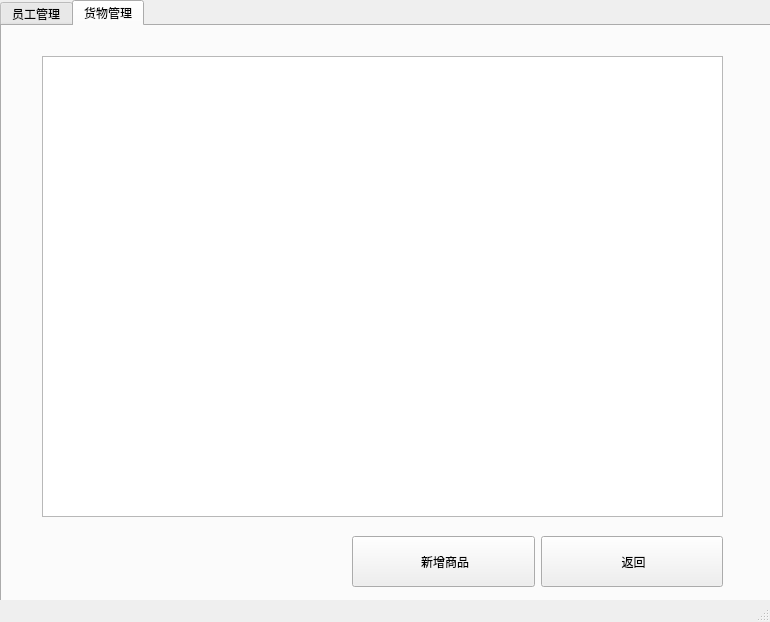
This is item/Supermarket_management_system/manager_operation.ui in hewei-bit/QT-Learing as Qt 5 draws it before an edit. The edited form follows.
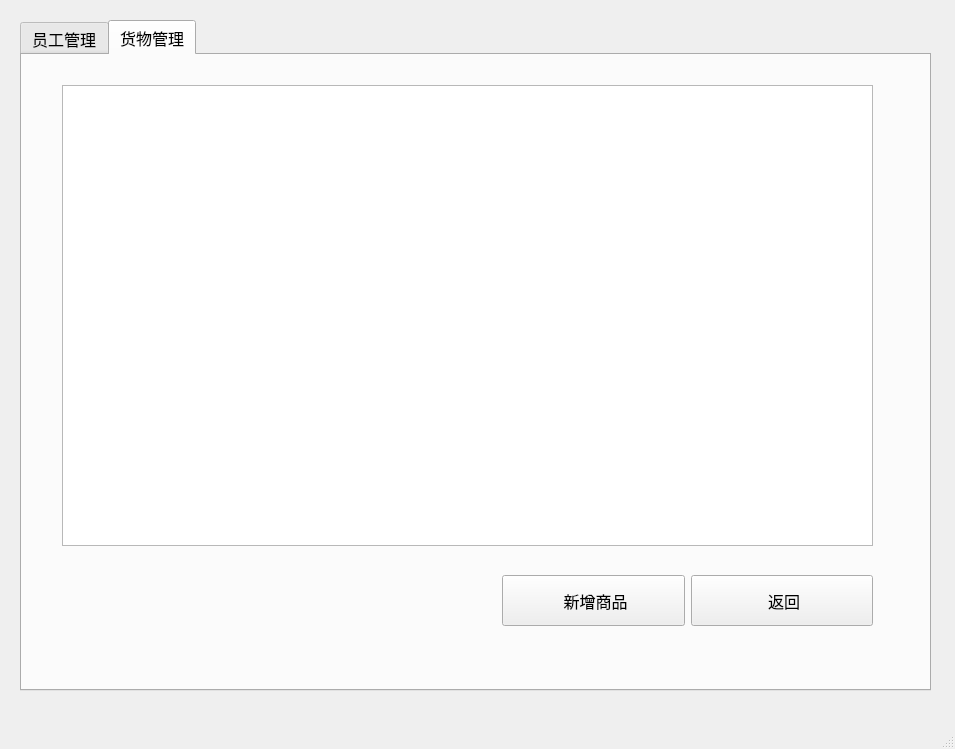
This is the edited form. The open tabs and pages were chosen to show the change. Icons and pictures are not drawn.

Patch:
```diff
--- a/item/Supermarket_management_system/manager_operation.ui
+++ b/item/Supermarket_management_system/manager_operation.ui
@@ -6,23 +6,66 @@
    <rect>
     <x>0</x>
     <y>0</y>
-    <width>770</width>
-    <height>622</height>
+    <width>955</width>
+    <height>749</height>
    </rect>
   </property>
+  <property name="font">
+   <font>
+    <family>微软雅黑</family>
+    <pointsize>12</pointsize>
+   </font>
+  </property>
   <property name="windowTitle">
    <string>MainWindow</string>
   </property>
   <widget class="QWidget" name="centralwidget">
+   <widget class="QWidget" name="">
+    <property name="geometry">
+     <rect>
+      <x>0</x>
+      <y>0</y>
+      <width>951</width>
+      <height>711</height>
+     </rect>
+    </property>
+    <layout class="QVBoxLayout" name="verticalLayout">
+     <item>
+      <spacer name="verticalSpacer_2">
+       <property name="orientation">
+        <enum>Qt::Vertical</enum>
+       </property>
+       <property name="sizeType">
+        <enum>QSizePolicy::Fixed</enum>
+       </property>
+       <property name="sizeHint" stdset="0">
+        <size>
+         <width>20</width>
+         <height>20</height>
+        </size>
+       </property>
+      </spacer>
+     </item>
+     <item>
+      <layout class="QHBoxLayout" name="horizontalLayout_3">
+       <item>
+        <spacer name="horizontalSpacer">
+         <property name="orientation">
+          <enum>Qt::Horizontal</enum>
+         </property>
+         <property name="sizeType">
+          <enum>QSizePolicy::Minimum</enum>
+         </property>
+         <property name="sizeHint" stdset="0">
+          <size>
+           <width>20</width>
+           <height>20</height>
+          </size>
+         </property>
+        </spacer>
+       </item>
+       <item>
    <widget class="QTabWidget" name="tabWidget">
-    <property name="geometry">
-     <rect>
-      <x>0</x>
-      <y>0</y>
-      <width>771</width>
-      <height>621</height>
-     </rect>
-    </property>
     <property name="whatsThis">
      <string/>
     </property>
@@ -116,7 +159,7 @@
        <rect>
         <x>40</x>
         <y>30</y>
-        <width>681</width>
+             <width>811</width>
         <height>461</height>
        </rect>
       </property>
@@ -124,8 +167,8 @@
      <widget class="QWidget" name="horizontalLayoutWidget_2">
       <property name="geometry">
        <rect>
-        <x>350</x>
-        <y>510</y>
+             <x>480</x>
+             <y>520</y>
         <width>371</width>
         <height>51</height>
        </rect>
@@ -161,6 +204,43 @@
      </widget>
     </widget>
    </widget>
+       </item>
+       <item>
+        <spacer name="horizontalSpacer_2">
+         <property name="orientation">
+          <enum>Qt::Horizontal</enum>
+         </property>
+         <property name="sizeType">
+          <enum>QSizePolicy::Fixed</enum>
+         </property>
+         <property name="sizeHint" stdset="0">
+          <size>
+           <width>20</width>
+           <height>20</height>
+          </size>
+         </property>
+        </spacer>
+       </item>
+      </layout>
+     </item>
+     <item>
+      <spacer name="verticalSpacer">
+       <property name="orientation">
+        <enum>Qt::Vertical</enum>
+       </property>
+       <property name="sizeType">
+        <enum>QSizePolicy::Minimum</enum>
+       </property>
+       <property name="sizeHint" stdset="0">
+        <size>
+         <width>20</width>
+         <height>20</height>
+        </size>
+       </property>
+      </spacer>
+     </item>
+    </layout>
+   </widget>
   </widget>
   <widget class="QMenuBar" name="menubar">
    <property name="geometry">
```
Left out of the diff: 12 changed lines with no effect on the pictures. Lines whose indentation alone changed are shown as unchanged.
